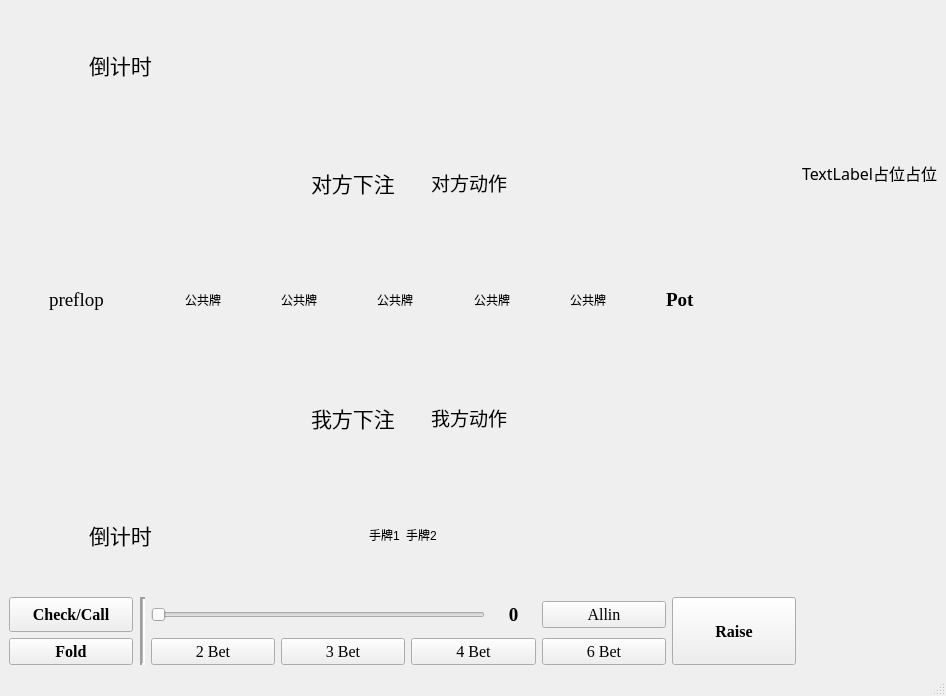
Qt form gui/play_ui.ui (cat-zzz/THPMaster) before a commit.
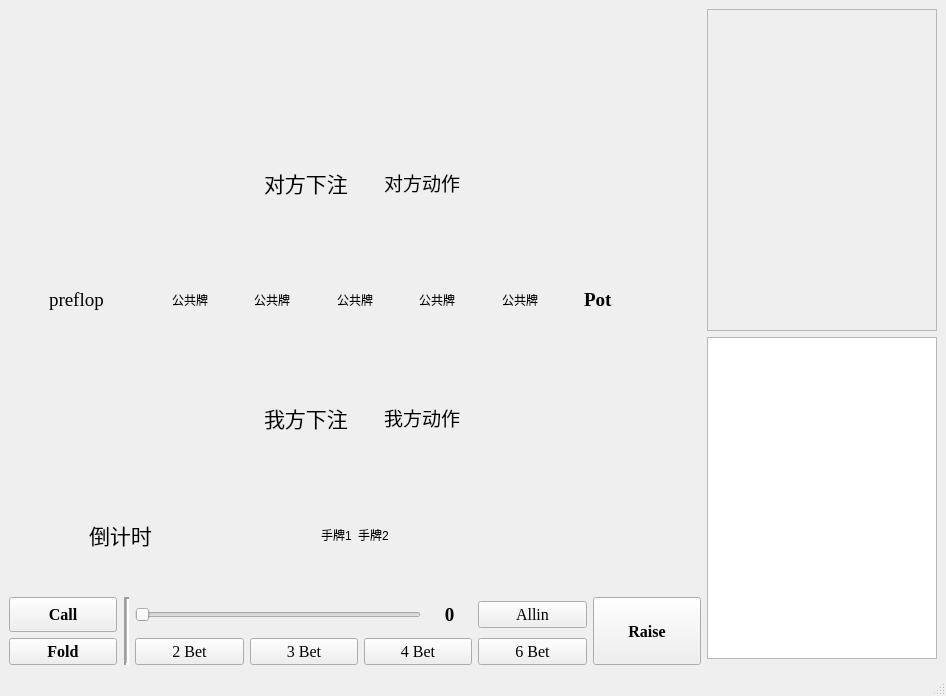
The same form after that commit. Icons and pictures are not drawn.

The edit to the form file:
```diff
--- a/gui/play_ui.ui
+++ b/gui/play_ui.ui
@@ -14,28 +14,8 @@
    <string>德州扑克对战平台</string>
   </property>
   <widget class="QWidget" name="centralwidget">
-   <layout class="QGridLayout" name="gridLayout_2">
-    <item row="2" column="1">
-     <layout class="QGridLayout" name="gridLayout_3">
-      <item row="0" column="0">
-       <widget class="QLabel" name="label_6">
-        <property name="font">
-         <font>
-          <family>宋体</family>
-          <pointsize>12</pointsize>
-         </font>
-        </property>
-        <property name="text">
-         <string>TextLabel占位占位</string>
-        </property>
-       </widget>
-      </item>
-     </layout>
-    </item>
-    <item row="3" column="1">
-     <layout class="QGridLayout" name="gridLayout_4"/>
-    </item>
-    <item row="2" column="0" rowspan="2">
+   <layout class="QGridLayout" name="gridLayout_2" rowstretch="0,0,0" columnstretch="3,1">
+    <item row="1" column="0" rowspan="2">
      <layout class="QGridLayout" name="gridLayout">
       <item row="0" column="1">
        <layout class="QGridLayout" name="gridLayout_5">
@@ -66,7 +46,7 @@
              </font>
             </property>
             <property name="text">
-             <string>倒计时</string>
+             <string/>
             </property>
            </widget>
           </item>
@@ -621,7 +601,7 @@
              </font>
             </property>
             <property name="text">
-             <string>Check/Call</string>
+             <string>Call</string>
             </property>
            </widget>
           </item>
@@ -705,6 +685,68 @@
       </item>
      </layout>
     </item>
+    <item row="1" column="1">
+     <layout class="QGridLayout" name="gridLayout_12" rowstretch="0,0">
+      <item row="1" column="0">
+       <widget class="QTreeView" name="game_history">
+        <property name="sizePolicy">
+         <sizepolicy hsizetype="Expanding" vsizetype="Expanding">
+          <horstretch>0</horstretch>
+          <verstretch>0</verstretch>
+         </sizepolicy>
+        </property>
+        <property name="font">
+         <font>
+          <pointsize>10</pointsize>
+         </font>
+        </property>
+        <attribute name="headerDefaultSectionSize">
+         <number>30</number>
+        </attribute>
+       </widget>
+      </item>
+      <item row="0" column="0">
+       <widget class="QScrollArea" name="scrollArea">
+        <property name="font">
+         <font>
+          <family>微软雅黑</family>
+          <pointsize>10</pointsize>
+         </font>
+        </property>
+        <property name="widgetResizable">
+         <bool>true</bool>
+        </property>
+        <property name="alignment">
+         <set>Qt::AlignLeading|Qt::AlignLeft|Qt::AlignTop</set>
+        </property>
+        <widget class="QWidget" name="scrollAreaWidgetContents">
+         <property name="geometry">
+          <rect>
+           <x>0</x>
+           <y>0</y>
+           <width>226</width>
+           <height>312</height>
+          </rect>
+         </property>
+         <layout class="QVBoxLayout" name="verticalLayout">
+          <property name="spacing">
+           <number>0</number>
+          </property>
+          <property name="leftMargin">
+           <number>0</number>
+          </property>
+          <property name="topMargin">
+           <number>0</number>
+          </property>
+          <property name="rightMargin">
+           <number>0</number>
+          </property>
+         </layout>
+        </widget>
+       </widget>
+      </item>
+     </layout>
+    </item>
    </layout>
   </widget>
   <widget class="QMenuBar" name="menubar">
```
Left out of the diff: 4 changed lines with no effect on the pictures.
